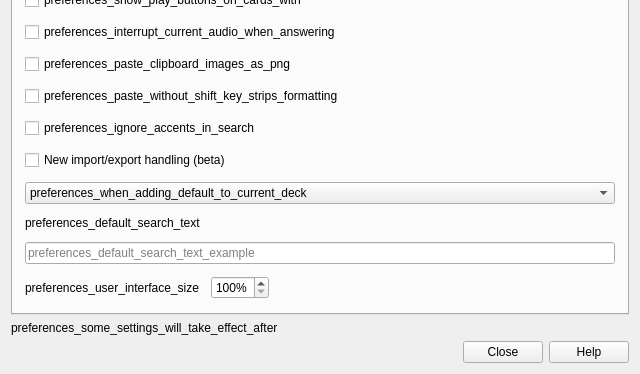
Above: qt/aqt/forms/preferences.ui from ankitects/anki before the change; both pictures show x 0 to 640 and y 163 to 537 of the 640 by 537 pixel window. Below: the same form after it.
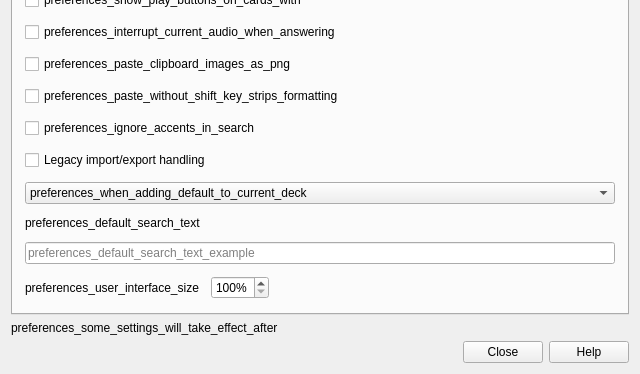
That is the form after the change.

Commit message:
Turn new import/export code on by default
Closes #1966

The edit to the form file:
```diff
--- a/qt/aqt/forms/preferences.ui
+++ b/qt/aqt/forms/preferences.ui
@@ -99,7 +99,7 @@
        <item>
         <widget class="QCheckBox" name="new_import_export">
          <property name="text">
-          <string notr="true">New import/export handling (beta)</string>
+          <string notr="true">Legacy import/export handling</string>
          </property>
         </widget>
        </item>
```
Left out of the diff: 4 changed lines with no effect on the pictures. The commit also changes 4 other files.
